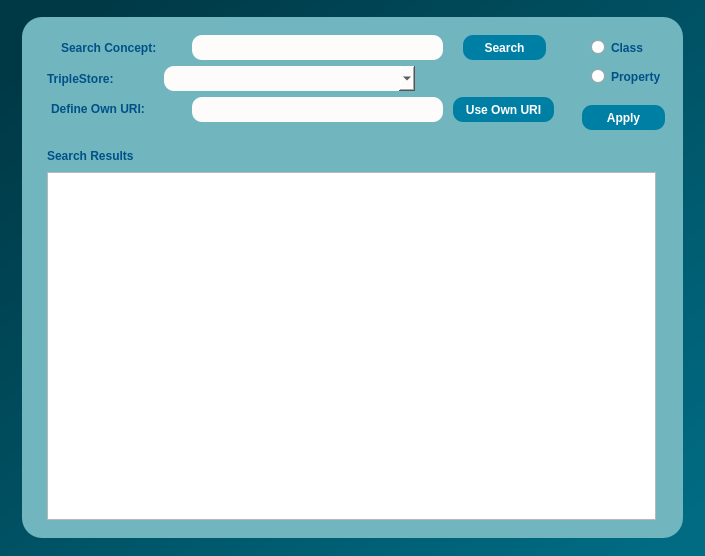
Old version of the form dialogs/ui/searchdialog.ui in the repository sparqlunicorn/sparqlunicornGoesGIS.
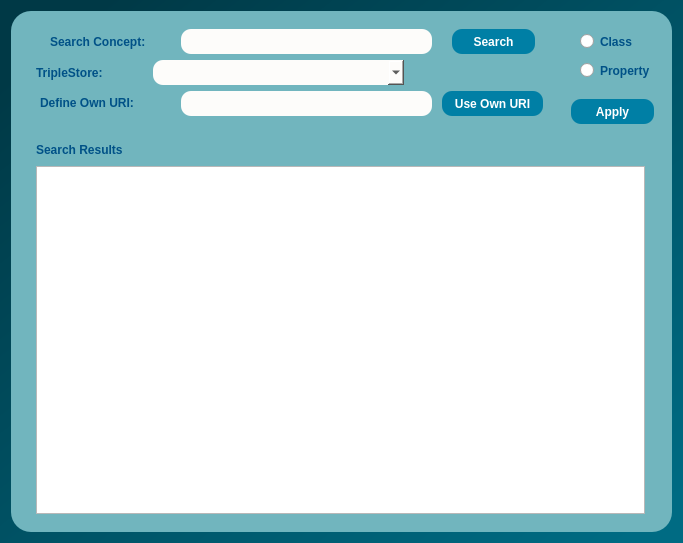
New version of the form.

What changed in the file:
```diff
--- a/dialogs/ui/searchdialog.ui
+++ b/dialogs/ui/searchdialog.ui
@@ -6,16 +6,10 @@
    <rect>
     <x>0</x>
     <y>0</y>
-    <width>705</width>
-    <height>556</height>
+    <width>679</width>
+    <height>539</height>
    </rect>
   </property>
-  <property name="maximumSize">
-   <size>
-    <width>705</width>
-    <height>556</height>
-   </size>
-  </property>
   <property name="windowTitle">
    <string>Dialog</string>
   </property>
@@ -32,12 +26,6 @@
        <height>521</height>
       </size>
      </property>
-     <property name="maximumSize">
-      <size>
-       <width>661</width>
-       <height>521</height>
-      </size>
-     </property>
      <property name="styleSheet">
       <string notr="true">QObject#frame{
 	background-color:qlineargradient(spread:pad, x1:0, y1:0, x2:1, y2:1, stop:0.0113636 rgba(113, 181, 190, 255));
```
